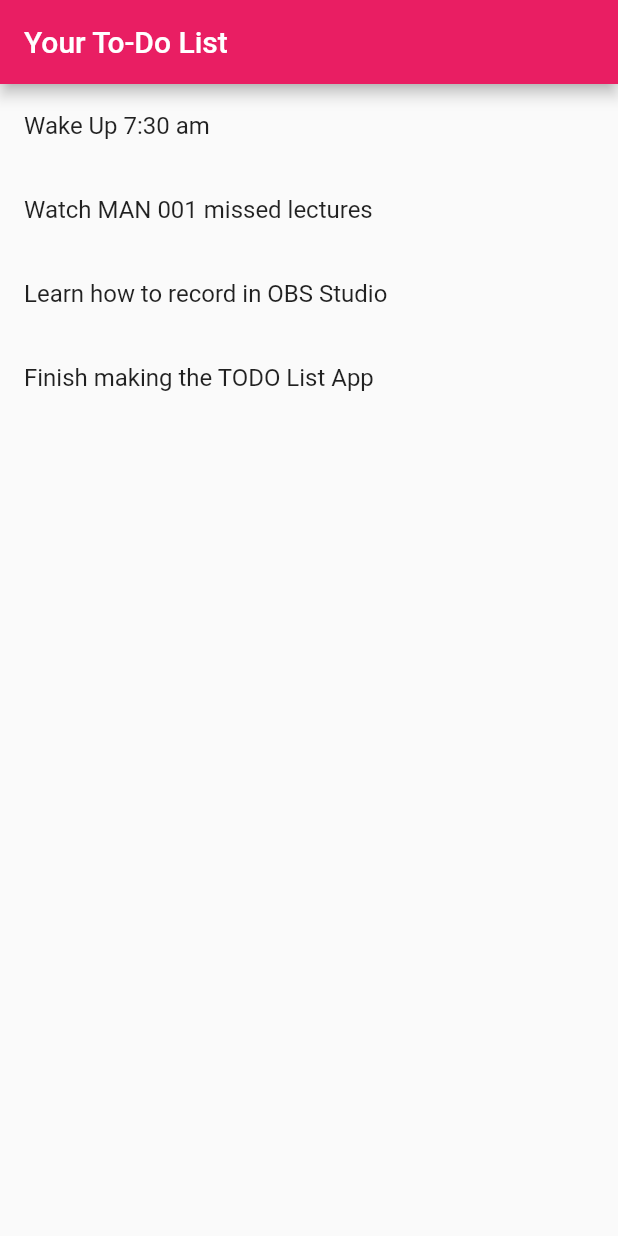
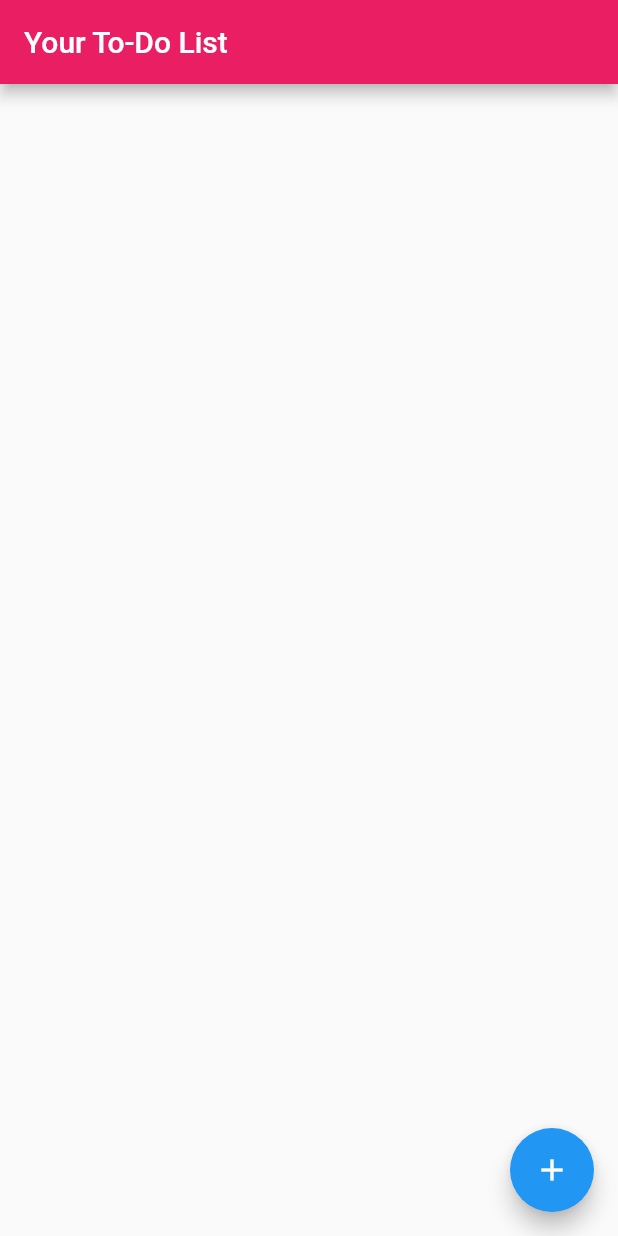
Before and after one commit to BelgianChocolate/ToDoList, a Flutter app: the screen it shows after launch, on a phone screen of 412 x 824 dp. Run offline on Flutter 3.47's test engine with Material 2 defaults, Android fonts, the phone set to English and light mode, and no system bars; our stand-ins replace google_fonts.

Commit message:
Adds functionality of creating a task by modifying the previous code

```diff
--- a/lib/main.dart
+++ b/lib/main.dart
@@ -1,5 +1,5 @@
-// ignore_for_file: unused_import, prefer_const_constructors
-// ignore_for_file: use_key_in_widget_constructors
+// ignore_for_file: unused_import, prefer_const_constructors, prefer_const_constructors_in_immutables, prefer_typing_uninitialized_variables
+// ignore_for_file: use_key_in_widget_constructors, todo
 
 import 'package:flutter/material.dart';
 import 'package:google_fonts/google_fonts.dart';
@@ -7,7 +7,7 @@ import 'package:todolist/screens/authscreen.dart';
 import 'package:todolist/screens/homepage.dart';
 import 'package:todolist/screens/tasks.dart';
 
-void main() => runApp(ToDoApp());
+void main() => runApp(TODOApp());
 //We have defined the main function which acts as the entry point for the application
 //Flutter will start by executing this function...It asks Flutter to  run the app with
 //ToDoApp widget as the root widget
@@ -15,9 +15,8 @@ void main() => runApp(ToDoApp());
 //Now we define the ToDoApp widget
 //But why a stateless widget???
 //BECAUSE---runApp will only take a StatelessWidget as its argument!!!!
-class ToDoApp extends StatelessWidget {
+class TODOApp extends StatelessWidget {
 //We are over riding the build method....This has to be done for every custom widget we define
-
   @override
   Widget build(BuildContext context) {
     //return MaterialApp();
@@ -26,12 +25,11 @@ class ToDoApp extends StatelessWidget {
   }
 }
 
-// ignore: todo
-//We create A stateful widget called TODO and satte for it, called the TODOState
+//We create A stateful widget called TODO and the state for it, called the TODOState.
 //Every Stateful widget has a state associated with it.
 //The state of a widget holds all the information needed by the widget and handles
 //building line.
-//A stateful widget has to connect a state to itself, as in line 40
+//A stateful widget has to connect a state to itself, as in line 38
 class TODO extends StatefulWidget {
   @override
   //_TODOState createState() => _TODOState();
@@ -41,38 +39,106 @@ class TODO extends StatefulWidget {
   }
 }
 
-// ignore: todo
 //Now this is the state for the TODO widget...
+class TODOState extends State<TODO> {
+  //We define the properties for the widget in its State
+  final List<Task> tasks = [];
+  void onTaskCreation(String name)
+  //This function will basically take a new name and insert a new task to the list
+  {
+    // All state modifications have to be wrapped in setState so that flutter knows there is some change
+    setState(() {
+      tasks.add(Task(name));
+    });
+  }
 
-class TODOState extends State<TODO> {
-  final List<Task> tasks = [
-    Task("Wake Up 7:30 am"),
-    Task("Watch MAN 001 missed lectures"),
-    Task("Learn how to record in OBS Studio"),
-    Task("Finish making the TODO List App "),
-  ];
-
+  //Now state becomes responsible for building the app widget
+  //Hence it will return material app...
   @override
   Widget build(BuildContext context) {
     return MaterialApp(
       title: "Your To Do List",
+      initialRoute: '/',
+      routes: {
+        //Screen to View Tasks
+        '/': (context) => TODOList(tasks: tasks),
+        //Screen to create tasks
+        '/create': (context) => TODOCreate(onCreate: onTaskCreation),
+      },
+    );
+  }
+}
 
+//Now we are creating a new widget called ToDoList that will render the screen to view tasks
+class TODOList extends StatelessWidget {
+  final List<Task> tasks;
+  TODOList({required this.tasks});
+  //Receiving tasks from parent widget
+  @override
+  Widget build(BuildContext context) {
+    return Scaffold(
       //What is the home widget?
       //It is used for the default route of the app....means the widget defined
       //in it is displayed when the application starts normally.
       //The Scaffold is a built in widget to help us with the specific screen's layout
 
-        home: Scaffold(
       appBar: AppBar(title: Text("Your To-Do List"), backgroundColor: Colors.pink),
       body: ListView.builder(
-              //How many items to render?
-              itemCount: tasks.length,
-              //The following function/widget accepts an index and renders a task
-              itemBuilder: (context, index) {
+        itemCount: tasks.length, //How many items to render?
+        itemBuilder: (context, index) //The following function/widget accepts an index and renders a task
+            {
           return ListTile(title: Text(tasks[index].getName()));
         },
-            )),
-        debugShowCheckedModeBanner: false,
-        theme: ThemeData(primaryColor: Color.fromARGB(255, 255, 51, 0)));
+      ),
+      floatingActionButton: FloatingActionButton(onPressed: () => Navigator.pushNamed(context, '/create'), child: Icon(Icons.add)),
+    );
   }
 }
+
+// A new widget to render new task creation screen
+//We will implement task creation here
+//TODOState will provide a callback that is going to be used by TODOCreate
+//to signal a new task creation
+
+//What do we mean by Callback?
+//Callback is a function that is passed into another function so it could be executed later
+
+// Since we are handling user input, TODOCreate has to be converted to a stateful component
+class TODOCreate extends StatefulWidget {
+  // Callback function that gets called when user submits a new task
+  final onCreate;
+  TODOCreate({@required this.onCreate});
+  @override
+  State<StatefulWidget> createState() {
+    return TODOCreateState();
+  }
+}
+
+class TODOCreateState extends State<TODOCreate> {
+  final TextEditingController controller = TextEditingController();
+  //The TextEditingController gives acces to the value in the TextField
+  @override
+  Widget build(BuildContext context) {
+    return Scaffold(
+      appBar: AppBar(title: Text('Create a task')),
+      body: Center(
+          child: Padding(
+              padding: EdgeInsets.all(16),
+              child: TextField(
+                  //This Opens the keyboard automatically
+                  autofocus: true,
+                  controller: controller,
+                  decoration: InputDecoration(labelText: 'Enter your task')))),
+      floatingActionButton: FloatingActionButton(
+        child: Icon(Icons.done),
+        //This button was to save the task.
+        onPressed: () {
+          // Call the callback with the new task name
+          widget.onCreate(controller.text);
+          // Go back to list screen
+          Navigator.pop(context);
+        },
+      ),
+    );
+  }
+}
```
Lines whose indentation alone changed are shown as unchanged.
